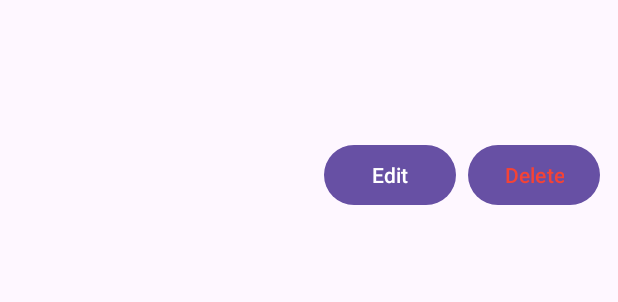
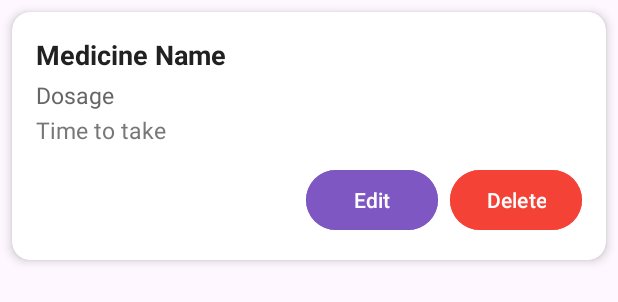
Before and after one commit to OmarBouat/MediAssist, an Android app: the layout item_medication.xml on its own in the app's theme, with its tools: preview values and no code run, on a phone screen of 412 x 824 dp. Shown: the top 302 px of the screen. Run offline under Robolectric (Android 15) with nearby library versions, the phone set to English and light mode, and no system bars.

Commit message:
items design improved

```diff
--- a/app/src/main/res/layout/item_medication.xml
+++ b/app/src/main/res/layout/item_medication.xml
@@ -1,34 +1,51 @@
 <?xml version="1.0" encoding="utf-8"?>
-<LinearLayout xmlns:android="http://schemas.android.com/apk/res/android"
+<androidx.cardview.widget.CardView xmlns:android="http://schemas.android.com/apk/res/android"
+    xmlns:card_view="http://schemas.android.com/apk/res-auto"
+    android:layout_width="match_parent"
+    android:layout_height="wrap_content"
+    android:layout_margin="8dp"
+    card_view:cardCornerRadius="12dp"
+    card_view:cardElevation="4dp"
+    android:background="#FFFFFF">
+
+    <LinearLayout
+        android:layout_width="match_parent"
+        android:layout_height="wrap_content"
         android:orientation="vertical"
-    android:padding="12dp"
-    android:layout_width="match_parent"
-    android:layout_height="wrap_content">
+        android:padding="16dp">
 
+        <!-- Medicine Name -->
         <TextView
             android:id="@+id/tvMedName"
             android:layout_width="match_parent"
             android:layout_height="wrap_content"
-        android:textSize="16sp"
+            android:text="Medicine Name"
+            android:textSize="18sp"
             android:textStyle="bold"
+            android:textColor="#212121"
             android:paddingBottom="4dp" />
 
+        <!-- Dosage -->
         <TextView
             android:id="@+id/tvMedDosage"
             android:layout_width="match_parent"
             android:layout_height="wrap_content"
-        android:textSize="14sp"
-        android:paddingBottom="8dp" />
+            android:text="Dosage"
+            android:textSize="15sp"
+            android:textColor="#666666"
+            android:paddingBottom="2dp" />
 
+        <!-- Times -->
         <TextView
             android:id="@+id/tvMedTimes"
             android:layout_width="match_parent"
             android:layout_height="wrap_content"
-        android:textSize="14sp"
-        android:textColor="#555"
-        android:paddingBottom="8dp" />
+            android:text="Time to take"
+            android:textSize="15sp"
+            android:textColor="#777777"
+            android:paddingBottom="12dp" />
 
-    <!-- Edit/Delete buttons -->
+        <!-- Buttons Row -->
         <LinearLayout
             android:layout_width="match_parent"
             android:layout_height="wrap_content"
@@ -40,6 +57,8 @@
                 android:layout_width="wrap_content"
                 android:layout_height="wrap_content"
                 android:text="Edit"
+                android:textColor="#FFFFFF"
+                android:backgroundTint="#7E57C2"
                 android:layout_marginEnd="8dp" />
 
             <Button
@@ -47,6 +66,8 @@
                 android:layout_width="wrap_content"
                 android:layout_height="wrap_content"
                 android:text="Delete"
-            android:textColor="#F44336" />
+                android:textColor="#FFFFFF"
+                android:backgroundTint="#F44336" />
         </LinearLayout>
     </LinearLayout>
+</androidx.cardview.widget.CardView>
```
Also changed, not shown: app/src/main/res/layout/item_appointment.xml (+9 -1 lines), app/src/main/res/layout/item_contact.xml (+31 -19 lines), app/src/main/res/layout/item_prescription.xml (+32 -13 lines), app/src/main/res/layout/item_schedule.xml (+22 -6 lines), app/src/main/res/layout/time_picker_item.xml (+13 -4 lines), app/src/main/res/drawable/delete.png (added), app/src/main/res/drawable/edit.png (added). Lines whose indentation alone changed are shown as unchanged.
